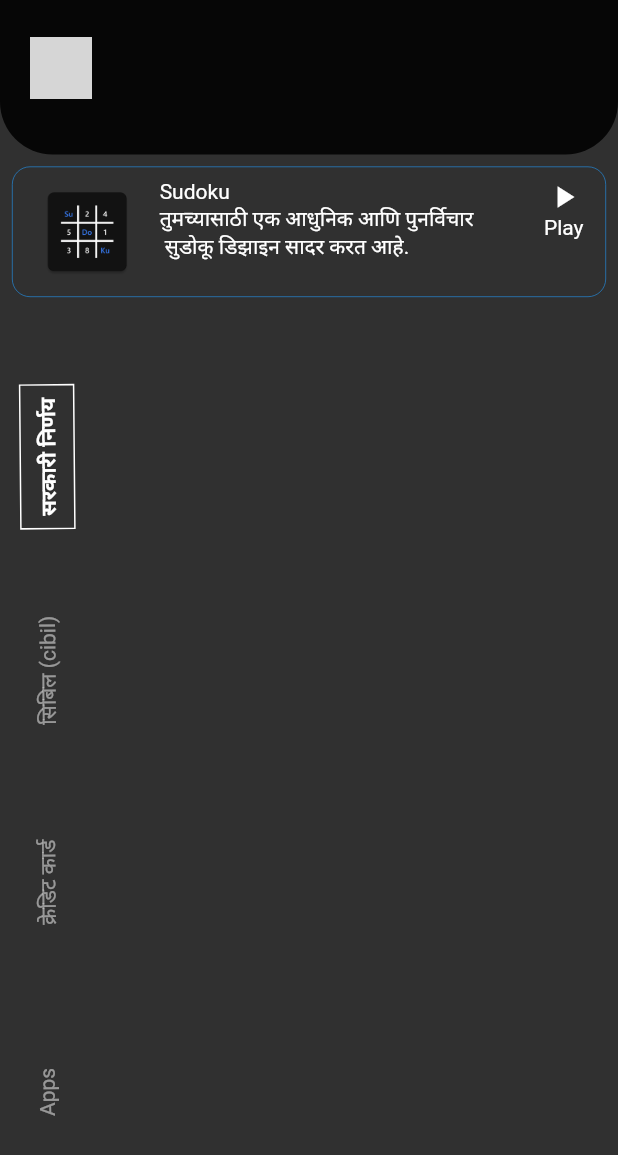
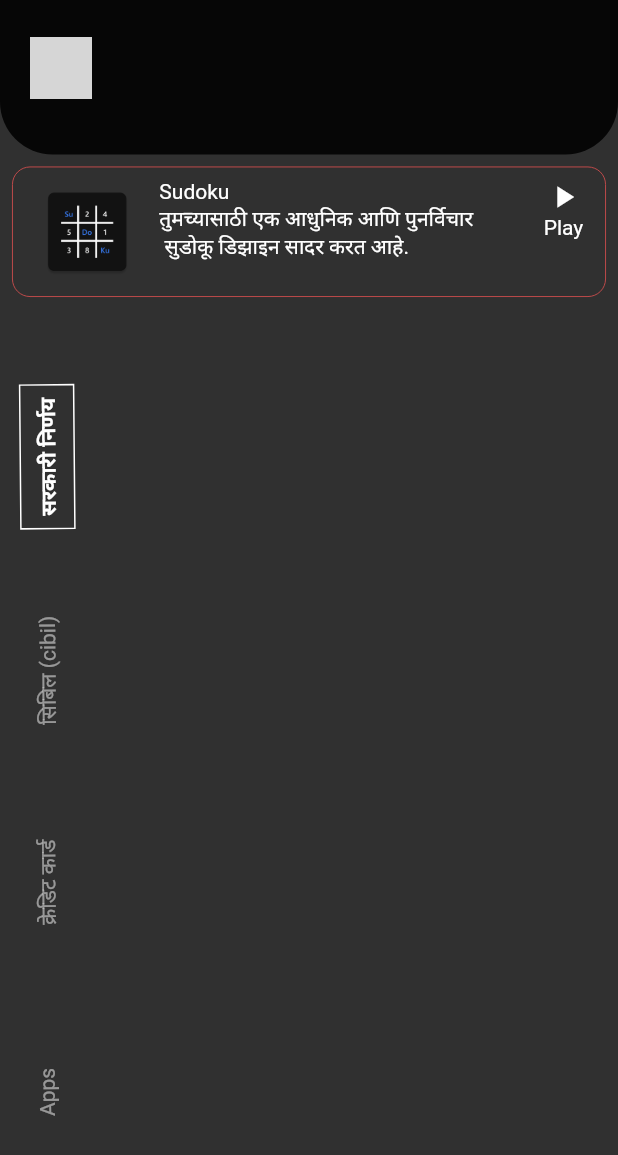
Before and after one commit to NileshTech/m-fin, a Flutter app: the Dashboard widget shown alone on an empty page, opened directly with empty values, on a phone screen of 412 x 824 dp. Shown: the top 1155 px of the screen. Run offline on Flutter 3.47's test engine with Material 2 defaults, Android fonts, the phone set to English and light mode, and no system bars; drawn by our look-alikes of firebase_database; our stand-ins replace firebase_auth, firebase_core, firebase_messaging, flare_flutter, flutter_local_notifications, font_awesome_flutter and 5 more; missing offline and left inert: bitsdojo_window, flutter_animated_dialog, sudoku_solver_generator, syncfusion_flutter_pdfviewer; accounts and stored records are empty; network calls fail; statements that could not run were skipped; grey boxes are pictures that could not be loaded.

```diff
--- a/lib/games/games_hub.dart/game_hubs.dart
+++ b/lib/games/games_hub.dart/game_hubs.dart
@@ -77,8 +77,8 @@ class _GamesHubState extends State<GamesHub> {
                         padding: const EdgeInsets.all(12.0),
                         child: Container(
                           decoration: BoxDecoration(
-                              borderRadius: BorderRadius.circular(50),
-                              border: Border.all(width: 2, color: white)),
+                              borderRadius: BorderRadius.circular(25),
+                              border: Border.all(width: 1, color: white)),
                           child: Column(
                             mainAxisAlignment: MainAxisAlignment.center,
                             children: [
--- a/lib/pages/dashboard.dart
+++ b/lib/pages/dashboard.dart
@@ -191,8 +191,8 @@ class _DashboardState extends State<Dashboard> with TickerProviderStateMixin {
                                     borderRadius:
                                         BorderRadius.all(Radius.circular(12)),
                                     border: Border.all(
-                                        color: Colors.blue,
-                                        width: _resizableController!.value * 2),
+                                        color: redText,
+                                        width: _resizableController!.value * 3),
                                   ),
                                   // decoration: BoxDecoration(
                                   //   border: Border.all(
--- a/pubspec.yaml
+++ b/pubspec.yaml
@@ -15,7 +15,7 @@ publish_to: "none" # Remove this line if you wish to publish to pub.dev
 # In iOS, build-name is used as CFBundleShortVersionString while build-number used as CFBundleVersion.
 # Read more about iOS versioning at
 # https://developer.apple.com/library/archive/documentation/General/Reference/InfoPlistKeyReference/Articles/CoreFoundationKeys.html
-version: 1.01.012+012
+version: 1.01.013+013
 
 environment:
   sdk: ">=2.15.1 <3.0.0"
```
Also changed, not shown: lib/games/sudoku/Alerts.dart (+10 -13 lines), 1 other file.
